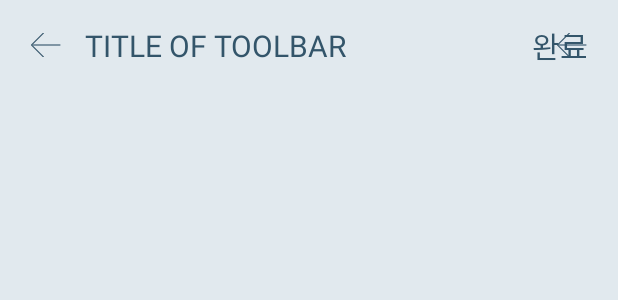
After one commit to SignalHouse/Android-dear, an Android app: the layout tool_bar_base.xml on its own in the app's theme, with its tools: preview values and no code run, on a phone screen of 412 x 824 dp. The commit adds this screen. Shown: the top 300 px of the screen. Run offline under Robolectric (Android 15) with nearby library versions, the phone set to English and light mode, and no system bars.

Commit message:
base toolbar added

```diff
--- /dev/null
+++ b/app/src/main/res/layout/tool_bar_base.xml
@@ -0,0 +1,76 @@
+<?xml version="1.0" encoding="utf-8"?>
+<android.support.v7.widget.Toolbar xmlns:android="http://schemas.android.com/apk/res/android"
+    android:layout_width="match_parent"
+    android:layout_height="@dimen/toolbar_height"
+    xmlns:app="http://schemas.android.com/apk/res-auto"
+    app:contentInsetLeft="0dp"
+    app:contentInsetStart="0dp"
+    android:elevation="1dp">
+
+    <android.support.constraint.ConstraintLayout
+        android:layout_width="match_parent"
+        android:layout_height="match_parent">
+
+        <ImageView
+            android:id="@+id/tool_bar_base_go_back"
+            android:layout_width="wrap_content"
+            android:layout_height="wrap_content"
+            android:background="@drawable/img_goback"
+            android:layout_marginLeft="@dimen/margin_side"
+            app:layout_constraintBottom_toBottomOf="parent"
+            app:layout_constraintEnd_toEndOf="parent"
+            app:layout_constraintStart_toStartOf="parent"
+            app:layout_constraintTop_toTopOf="parent"
+            app:layout_constraintHorizontal_bias="0"
+            />
+
+        <TextView
+            android:id="@+id/tool_bar_base_title"
+            android:layout_width="wrap_content"
+            android:layout_height="wrap_content"
+            android:layout_marginLeft="15dp"
+            android:text="TITLE OF TOOLBAR"
+            android:textSize="20dp"
+            android:textColor="@color/colorPrimaryDark"
+            app:layout_constraintBottom_toBottomOf="parent"
+            app:layout_constraintEnd_toEndOf="parent"
+            app:layout_constraintStart_toEndOf="@+id/tool_bar_base_go_back"
+            app:layout_constraintTop_toTopOf="parent"
+            app:layout_constraintHorizontal_bias="0"
+            />
+
+        <ImageView
+            android:id="@+id/tool_bar_base_btn"
+            android:layout_width="wrap_content"
+            android:layout_height="wrap_content"
+            android:layout_marginBottom="8dp"
+            android:layout_marginEnd="20dp"
+            android:layout_marginStart="5dp"
+            android:layout_marginTop="8dp"
+            android:background="@drawable/img_goback"
+            app:layout_constraintBottom_toBottomOf="parent"
+            app:layout_constraintEnd_toEndOf="parent"
+            app:layout_constraintStart_toEndOf="@+id/tool_bar_base_title"
+            app:layout_constraintTop_toTopOf="parent"
+            app:layout_constraintHorizontal_bias="1"
+            />
+
+        <TextView
+            android:id="@+id/tool_bar_base_txt"
+            android:layout_width="wrap_content"
+            android:layout_height="wrap_content"
+            android:layout_marginBottom="8dp"
+            android:layout_marginEnd="20dp"
+            android:layout_marginStart="5dp"
+            android:layout_marginTop="8dp"
+            android:text="완료"
+            android:textColor="@color/colorPrimaryDark"
+            android:textSize="20dp"
+            app:layout_constraintBottom_toBottomOf="parent"
+            app:layout_constraintEnd_toEndOf="parent"
+            app:layout_constraintStart_toEndOf="@+id/tool_bar_base_title"
+            app:layout_constraintTop_toTopOf="parent"
+            app:layout_constraintHorizontal_bias="1"
+            />
+    </android.support.constraint.ConstraintLayout>
+</android.support.v7.widget.Toolbar>
--- a/app/src/main/res/layout/tool_bar_main.xml
+++ b/app/src/main/res/layout/tool_bar_main.xml
@@ -3,7 +3,7 @@
     xmlns:android="http://schemas.android.com/apk/res/android"
     xmlns:app="http://schemas.android.com/apk/res-auto"
     android:layout_width="match_parent"
-    android:layout_height="60dp"
+    android:layout_height="@dimen/toolbar_height"
     android:background="#ffffff"
     app:contentInsetLeft="0dp"
     app:contentInsetStart="0dp"
--- a/app/src/main/res/values/dimens.xml
+++ b/app/src/main/res/values/dimens.xml
@@ -3,4 +3,5 @@
     <dimen name="time_margin_hr_min">11dp</dimen>
     <dimen name="time_margin">2dp</dimen>
     <dimen name="margin_side">20dp</dimen>
+    <dimen name="toolbar_height">60dp</dimen>
 </resources>
```
Also changed, not shown: app/src/main/res/drawable-hdpi/img_goback.png (added), app/src/main/res/drawable-mdpi/img_goback.png (added), app/src/main/res/drawable-xhdpi/img_goback.png (added), app/src/main/res/drawable-xxhdpi/img_goback.png (added), app/src/main/res/drawable-xxxhdpi/img_goback.png (added).
